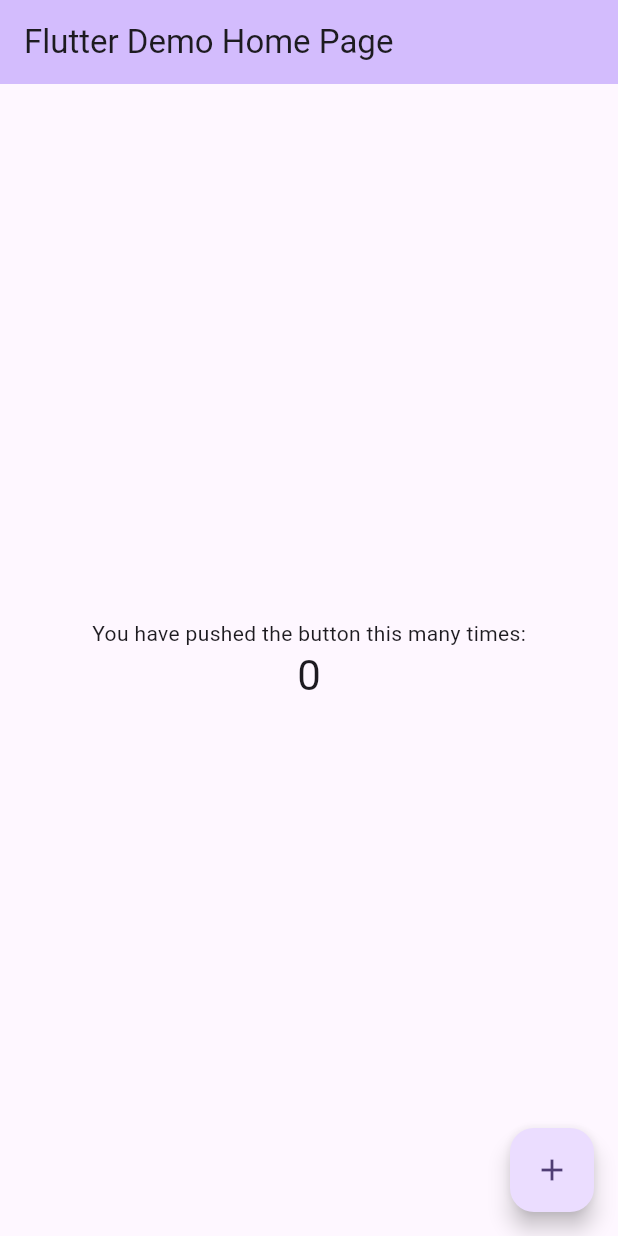
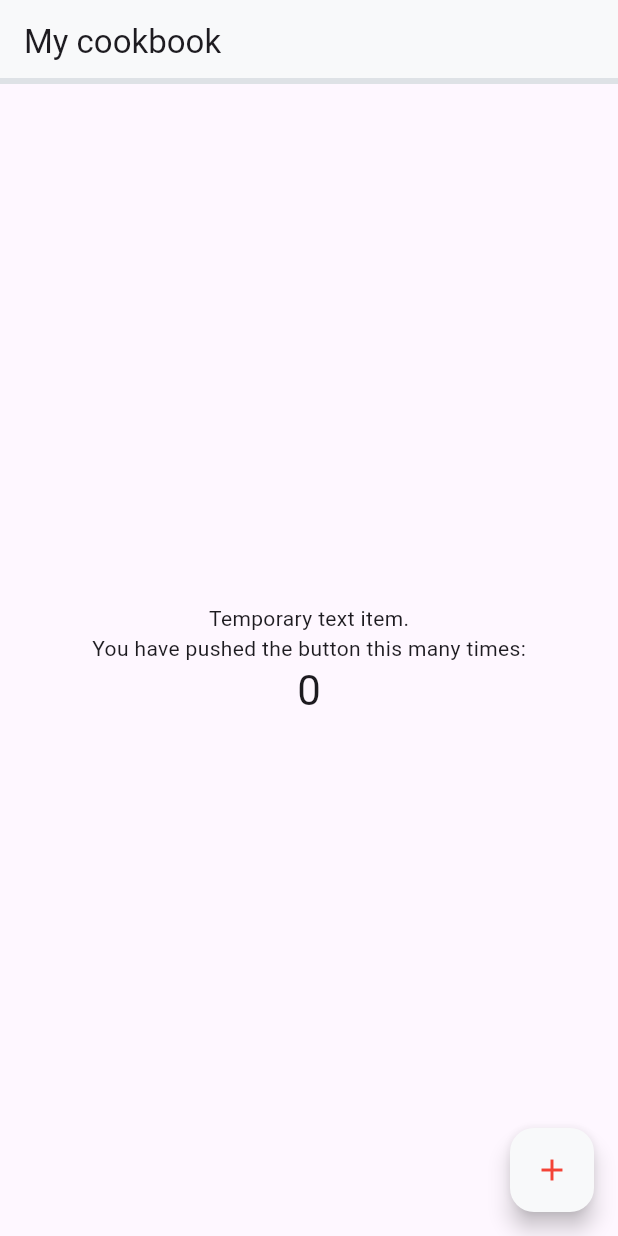
Before and after one commit to lati111/Cookbook, a Flutter app: the screen it shows after launch, on a phone screen of 412 x 824 dp. Run offline on Flutter 3.47's test engine with Material 3 defaults, Android fonts, the phone set to English and light mode, and no system bars.

Commit message:
update: changed basic theme

```diff
--- /dev/null
+++ b/lib/Display/Pages/HomePage.dart
@@ -0,0 +1,63 @@
+import 'package:flutter/material.dart';
+
+class HomePage extends StatefulWidget {
+  const HomePage({super.key, required this.title});
+
+  final String title;
+
+  @override
+  State<HomePage> createState() => _HomePageState();
+}
+
+class _HomePageState extends State<HomePage> {
+  int _counter = 0;
+
+  void _incrementCounter() {
+    setState(() {
+      _counter++;
+    });
+  }
+
+  @override
+  Widget build(BuildContext context) {
+    return Scaffold(
+
+      appBar: AppBar(
+        backgroundColor: Color.fromARGB(255, 248, 249, 250),
+        shape: Border(
+          bottom: BorderSide(
+            color: Color.fromRGBO(222, 226, 230, 100),
+            width: 4,
+          ),
+        ),
+        title: Text(widget.title),
+      ),
+
+      body: Center(
+        child: Column(
+          mainAxisAlignment: MainAxisAlignment.center,
+          children: <Widget>[
+            Text('Temporary text item.'),
+
+            // Counter
+            Column(
+              children: <Widget>[
+                const Text('You have pushed the button this many times:'),
+                Text(
+                  '$_counter',
+                  style: Theme.of(context).textTheme.headlineMedium,
+                ),
+              ]
+            )
+          ],
+        ),
+      ),
+
+      floatingActionButton: FloatingActionButton(
+        onPressed: _incrementCounter,
+        tooltip: 'Increment',
+        child: const Icon(Icons.add),
+      ), // This trailing comma makes auto-formatting nicer for build methods.
+    );
+  }
+}
--- a/lib/main.dart
+++ b/lib/main.dart
@@ -1,4 +1,5 @@
 import 'package:flutter/material.dart';
+import 'Display/Pages/HomePage.dart';
 
 void main() {
   runApp(const MyApp());
@@ -11,112 +12,14 @@ class MyApp extends StatelessWidget {
   @override
   Widget build(BuildContext context) {
     return MaterialApp(
-      title: 'Flutter Demo',
+      title: 'Cookbook',
       theme: ThemeData(
-        // This is the theme of your application.
-        //
-        // TRY THIS: Try running your application with "flutter run". You'll see
-        // the application has a purple toolbar. Then, without quitting the app,
-        // try changing the seedColor in the colorScheme below to Colors.green
-        // and then invoke "hot reload" (save your changes or press the "hot
-        // reload" button in a Flutter-supported IDE, or press "r" if you used
-        // the command line to start the app).
-        //
-        // Notice that the counter didn't reset back to zero; the application
-        // state is not lost during the reload. To reset the state, use hot
-        // restart instead.
-        //
-        // This works for code too, not just values: Most code changes can be
-        // tested with just a hot reload.
-        colorScheme: ColorScheme.fromSeed(seedColor: Colors.deepPurple),
+        floatingActionButtonTheme: FloatingActionButtonThemeData(
+          foregroundColor: Colors.red,
+          backgroundColor: Color.fromARGB(255, 248, 249, 250),
+        ),
       ),
-      home: const MyHomePage(title: 'Flutter Demo Home Page'),
+      home: const HomePage(title: 'My cookbook'),
     );
   }
 }
-
-class MyHomePage extends StatefulWidget {
-  const MyHomePage({super.key, required this.title});
-
-  // This widget is the home page of your application. It is stateful, meaning
-  // that it has a State object (defined below) that contains fields that affect
-  // how it looks.
-
-  // This class is the configuration for the state. It holds the values (in this
-  // case the title) provided by the parent (in this case the App widget) and
-  // used by the build method of the State. Fields in a Widget subclass are
-  // always marked "final".
-
-  final String title;
-
-  @override
-  State<MyHomePage> createState() => _MyHomePageState();
-}
-
-class _MyHomePageState extends State<MyHomePage> {
-  int _counter = 0;
-
-  void _incrementCounter() {
-    setState(() {
-      // This call to setState tells the Flutter framework that something has
-      // changed in this State, which causes it to rerun the build method below
-      // so that the display can reflect the updated values. If we changed
-      // _counter without calling setState(), then the build method would not be
-      // called again, and so nothing would appear to happen.
-      _counter++;
-    });
-  }
-
-  @override
-  Widget build(BuildContext context) {
-    // This method is rerun every time setState is called, for instance as done
-    // by the _incrementCounter method above.
-    //
-    // The Flutter framework has been optimized to make rerunning build methods
-    // fast, so that you can just rebuild anything that needs updating rather
-    // than having to individually change instances of widgets.
-    return Scaffold(
-      appBar: AppBar(
-        // TRY THIS: Try changing the color here to a specific color (to
-        // Colors.amber, perhaps?) and trigger a hot reload to see the AppBar
-        // change color while the other colors stay the same.
-        backgroundColor: Theme.of(context).colorScheme.inversePrimary,
-        // Here we take the value from the MyHomePage object that was created by
-        // the App.build method, and use it to set our appbar title.
-        title: Text(widget.title),
-      ),
-      body: Center(
-        // Center is a layout widget. It takes a single child and positions it
-        // in the middle of the parent.
-        child: Column(
-          // Column is also a layout widget. It takes a list of children and
-          // arranges them vertically. By default, it sizes itself to fit its
-          // children horizontally, and tries to be as tall as its parent.
-          //
-          // Column has various properties to control how it sizes itself and
-          // how it positions its children. Here we use mainAxisAlignment to
-          // center the children vertically; the main axis here is the vertical
-          // axis because Columns are vertical (the cross axis would be
-          // horizontal).
-          //
-          // TRY THIS: Invoke "debug painting" (choose the "Toggle Debug Paint"
-          // action in the IDE, or press "p" in the console), to see the
-          // wireframe for each widget.
-          mainAxisAlignment: MainAxisAlignment.center,
-          children: <Widget>[
-            const Text('You have pushed the button this many times:'),
-            Text(
-              '$_counter',
-              style: Theme.of(context).textTheme.headlineMedium,
-            ),
-          ],
-        ),
-      ),
-      floatingActionButton: FloatingActionButton(
-        onPressed: _incrementCounter,
-        tooltip: 'Increment',
-        child: const Icon(Icons.add),
-      ), // This trailing comma makes auto-formatting nicer for build methods.
-    );
-  }
-}
```
